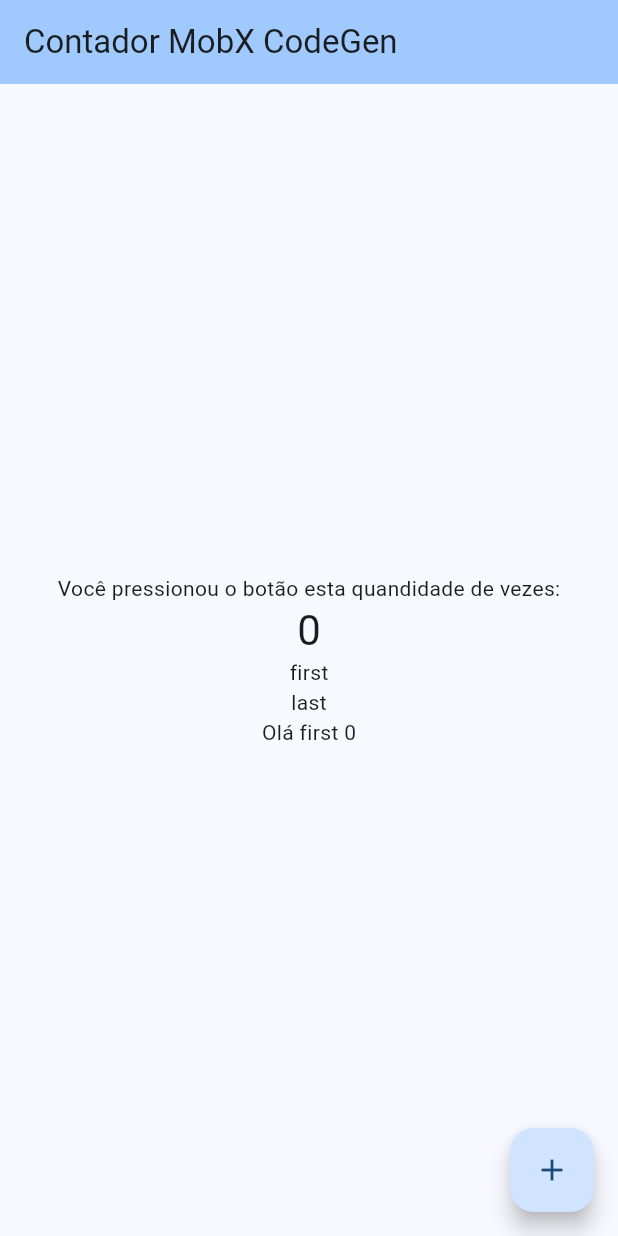
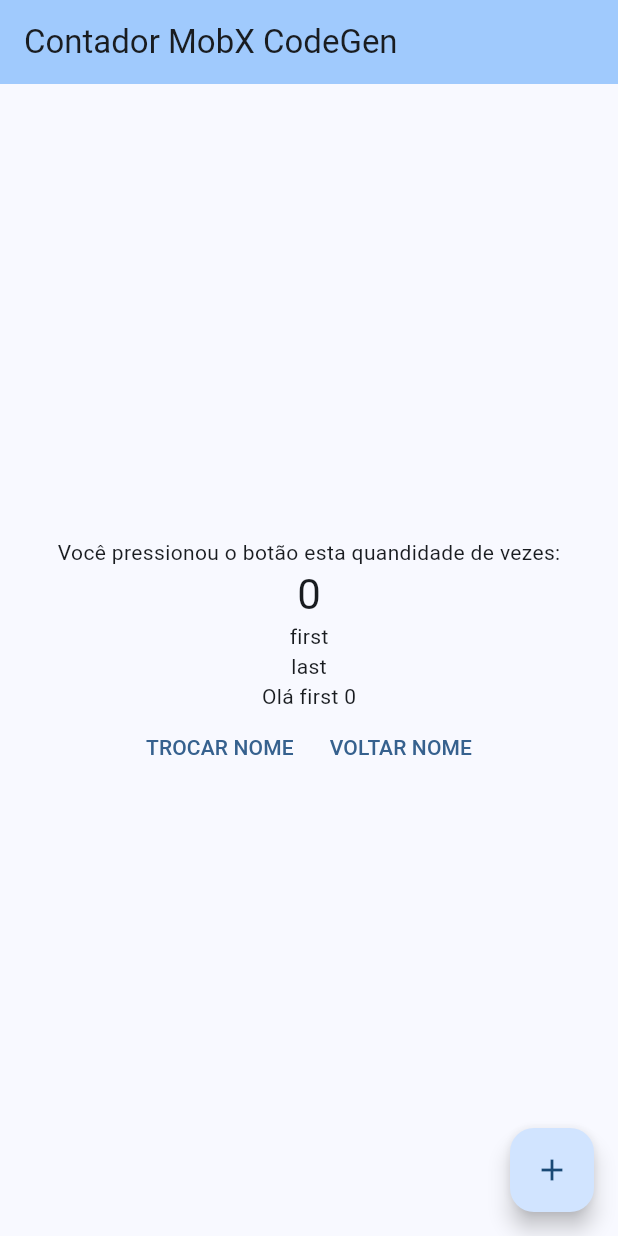
Before and after one commit to dariopmaciel/mobx_imc, a Flutter app: the screen it shows after launch, on a phone screen of 412 x 824 dp. Run offline on Flutter 3.47's test engine with Material 3 defaults, Android fonts, the phone set to English and light mode, and no system bars; our stand-ins replace flutter_mobx, mobx; generated files the repository leaves out were written again.

Commit message:
varios modelos mobx

```diff
--- a/lib/contador_codegen/contador_codegen_page.dart
+++ b/lib/contador_codegen/contador_codegen_page.dart
@@ -1,11 +1,58 @@
+// ignore_for_file: avoid_print
+
 import 'package:flutter/material.dart';
 import 'package:flutter_mobx/flutter_mobx.dart';
+import 'package:mobx/mobx.dart';
 import 'package:mobx_imc/contador_codegen/contador_codegen_controller.dart';
 
-class ContadorCodegenPage extends StatelessWidget {
+class ContadorCodegenPage extends StatefulWidget {
+  const ContadorCodegenPage({Key? key}) : super(key: key);
+
+  @override
+  State<ContadorCodegenPage> createState() => _ContadorCodegenPageState();
+}
+
+class _ContadorCodegenPageState extends State<ContadorCodegenPage> {
   final controller = ContadorCodeGenController();
+  final reactionsDisposer = <ReactionDisposer>[];
 
-  ContadorCodegenPage({Key? key}) : super(key: key);
+  @override
+  void initState() {
+    super.initState();
+
+    //O 'autorun' fica escutando as variaveis que estão sendo usadas dentro dele
+    //
+    // como caracteristica irá rodar sempre que for carregado
+    // e sempre vai rodar quando algum dos 'observaveis' for alterado tb.
+    final autoRunDisposer = autorun((_) {
+      print("------------------AUTO RUN------------------");
+      print(controller.fullName.first);
+      // print(controller.fullName.last);
+    });
+
+    //*REACTION nós falamos par ao mobx qual atributo observavel que queremos observar
+    final reactionDisposer = reaction((_) => controller.counter, (counter) {
+      print("------------------REACTION------------------");
+      print(counter);
+    });
+
+    final whenDisposer = when((_) => controller.fullName.first == 'Dario', () {
+      print("------------------REACTION------------------");
+      print(controller.fullName.first);
+    });
+
+    //aqui alimenta-se a lista 'reactionsDisposer' como todas as REACTIONS 'autoRunDisposer' para dispose
+    reactionsDisposer.add(autoRunDisposer);
+    reactionsDisposer.add(reactionDisposer);
+    reactionsDisposer.add(whenDisposer);
+  }
+
+  @override
+  void dispose() {
+    super.dispose();
+    //aqio se da disposer para elas
+    reactionsDisposer.forEach((reaction) => reaction());
+  }
 
   @override
   Widget build(BuildContext context) {
@@ -27,16 +74,19 @@ class ContadorCodegenPage extends StatelessWidget {
                 );
               },
             ),
-            Observer(builder: (_) {
-              return Text(controller.fullName.first);
-            }),
-            Observer(
-              builder: (_) => Text(controller.fullName.last),
-            ),
-            Observer(
-              builder: (_) {
-                return Text(controller.saudacao);
-              },
+            Observer(builder: (_) => Text(controller.fullName.first)),
+            Observer(builder: (_) => Text(controller.fullName.last)),
+            Observer(builder: (_) => Text(controller.saudacao)),
+            Row(
+              mainAxisAlignment: MainAxisAlignment.center,
+              children: [
+                TextButton(
+                    onPressed: () => controller.changeName(),
+                    child: const Text('TROCAR NOME')),
+                TextButton(
+                    onPressed: () => controller.rollBackName(),
+                    child: const Text('VOLTAR NOME')),
+              ],
             )
           ],
         ),
--- a/pubspec.yaml
+++ b/pubspec.yaml
@@ -39,6 +39,9 @@ dependencies:
   mobx: ^2.2.1
   flutter_mobx: ^2.2.0
   mobx_codegen: ^2.4.0
+  intl: ^0.18.1
+  currency_text_input_formatter: ^2.1.10
+  syncfusion_flutter_gauges: ^23.2.6
 
 
 dev_dependencies:
```
Also changed, not shown: lib/contador_codegen/contador_codegen_controller.dart (+13 -0 lines), lib/contador_codegen/contador_codegen_controller.g.dart, pubspec.lock.
